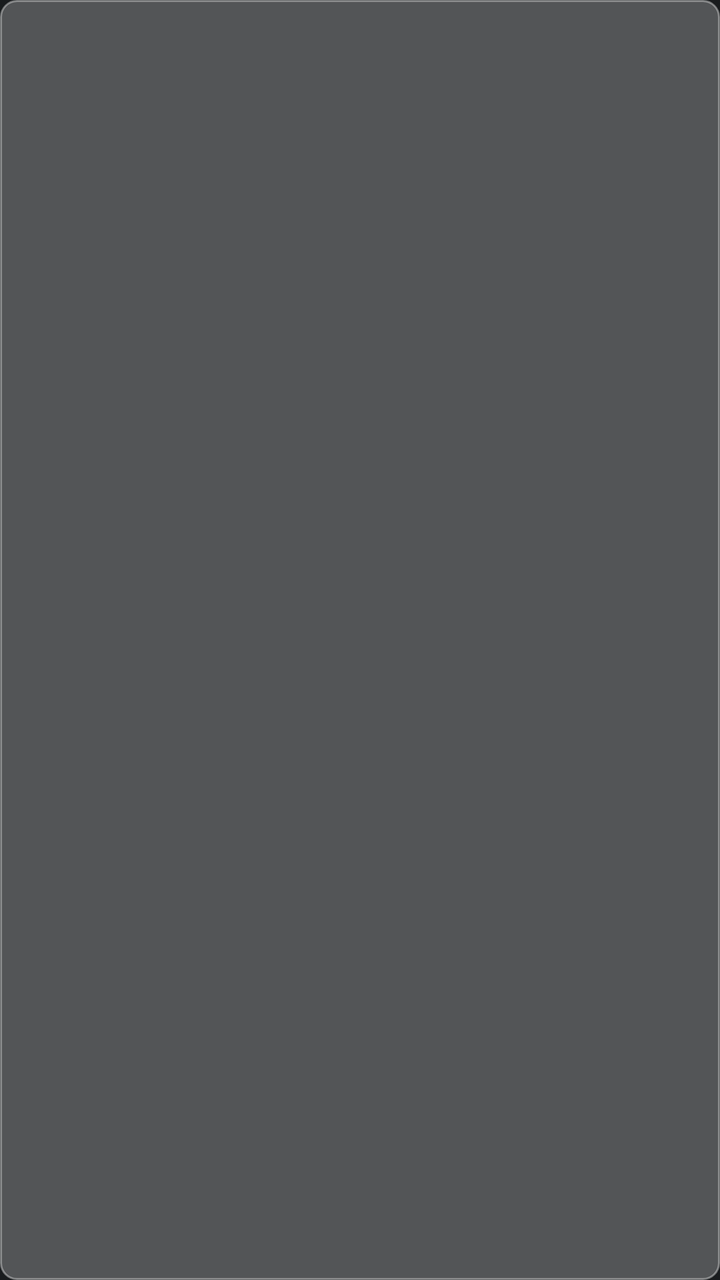
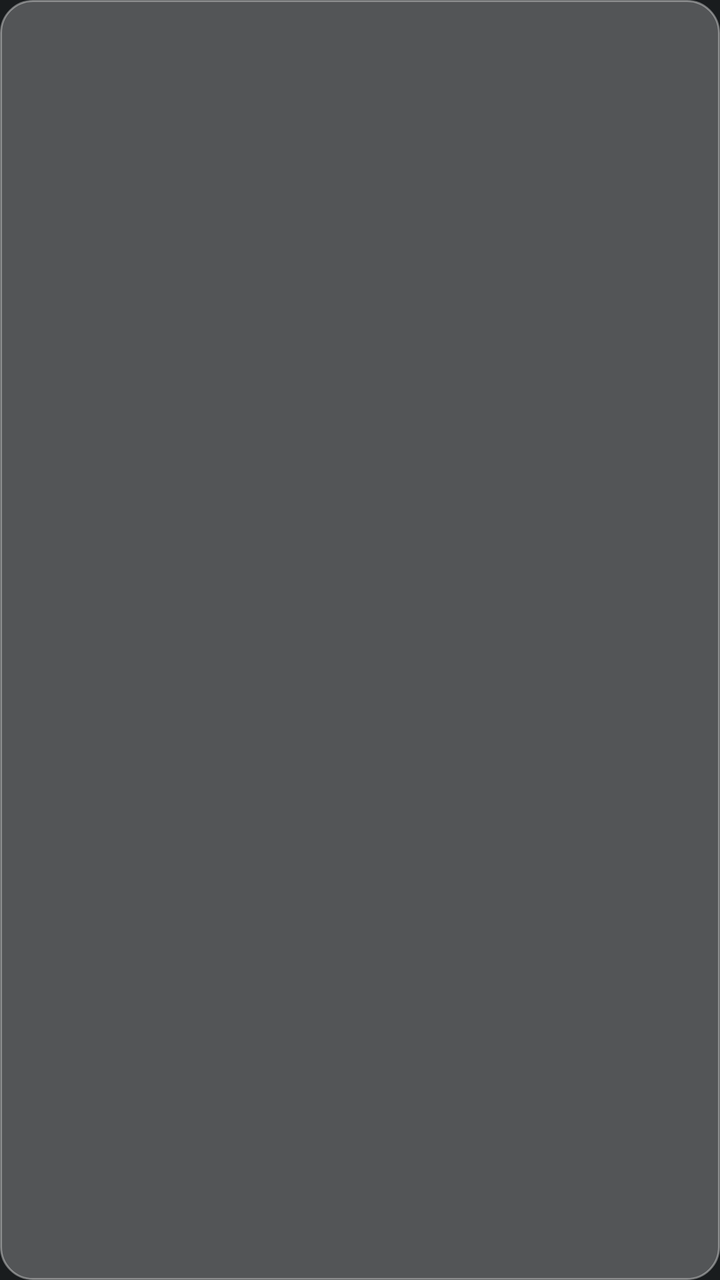

Two renders of the same Android screen: before a commit and after it. Below are the layout's source before the change and the commit's diff.
<!-- AndroidManifest.xml: application theme android:Theme.DeviceDefault -->
<!-- res/layout/widget_item.xml -->
<?xml version="1.0" encoding="utf-8"?>
<LinearLayout xmlns:android="http://schemas.android.com/apk/res/android"
    android:id="@+id/item_container"
    android:layout_width="match_parent"
    android:layout_height="wrap_content"
    android:orientation="vertical"
    android:background="@drawable/glass_background"
    android:padding="12dp"
    android:layout_marginBottom="8dp">

    <TextView
        android:id="@+id/item_time"
        android:layout_width="wrap_content"
        android:layout_height="wrap_content"
        android:textColor="#FFA500"
        android:textSize="12sp"
        android:textStyle="bold"
        android:drawablePadding="6dp" />

    <TextView
        android:id="@+id/item_title"
        android:layout_width="match_parent"
        android:layout_height="wrap_content"
        android:textColor="#FFFFFF"
        android:textSize="16sp"
        android:textStyle="bold"
        android:layout_marginTop="4dp" />

    <TextView
        android:id="@+id/item_summary"
        android:layout_width="match_parent"
        android:layout_height="wrap_content"
        android:textColor="#CCCCCC"
        android:textSize="14sp"
        android:layout_marginTop="6dp"
        android:ellipsize="end"
        android:maxLines="2" />

</LinearLayout>
<!-- resources referenced by this layout -->
<resources>
  <!-- drawable glass_background (drawable) -->
  <?xml version="1.0" encoding="utf-8"?>
  <shape xmlns:android="http://schemas.android.com/apk/res/android">
      <solid android:color="#40FFFFFF"/>
      <corners android:radius="8dp"/>
      <stroke android:width="1dp" android:color="#60FFFFFF"/>
  </shape>
</resources>

<!-- the commit's change to res/layout/widget_item.xml (unified diff, before → after) -->
@@ -5,35 +5,58 @@
     android:layout_height="wrap_content"
     android:orientation="vertical"
     android:background="@drawable/glass_background"
-    android:padding="12dp"
-    android:layout_marginBottom="8dp">
+    android:paddingLeft="12dp"
+    android:paddingRight="12dp"
+    android:paddingTop="6dp"
+    android:paddingBottom="8dp">
 
-    <TextView
-        android:id="@+id/item_time"
-        android:layout_width="wrap_content"
+    
+    <LinearLayout
+        android:layout_width="match_parent"
         android:layout_height="wrap_content"
-        android:textColor="#FFA500"
-        android:textSize="12sp"
-        android:textStyle="bold"
-        android:drawablePadding="6dp" />
+        android:gravity="end"
+        android:layout_marginBottom="0dp">
+        
+        <TextView
+            android:id="@+id/item_tag"
+            android:layout_width="wrap_content"
+            android:layout_height="wrap_content"
+            android:textColor="#FFCA28"
+            android:textSize="10.5sp"
+            android:textStyle="bold"
+            android:includeFontPadding="false" />
+    </LinearLayout>
 
+    
     <TextView
         android:id="@+id/item_title"
         android:layout_width="match_parent"
         android:layout_height="wrap_content"
+        android:layout_marginTop="1dp"
+        android:layout_marginBottom="4dp"
         android:textColor="#FFFFFF"
         android:textSize="16sp"
         android:textStyle="bold"
-        android:layout_marginTop="4dp" />
+        android:includeFontPadding="false"
+        android:lineSpacingExtra="1.5dp" />
 
+    
     <TextView
-        android:id="@+id/item_summary"
+        android:id="@+id/item_en_desc"
         android:layout_width="match_parent"
         android:layout_height="wrap_content"
-        android:textColor="#CCCCCC"
-        android:textSize="14sp"
-        android:layout_marginTop="6dp"
-        android:ellipsize="end"
-        android:maxLines="2" />
+        android:textColor="#000000"
+        android:textSize="12sp"
+        android:lineSpacingExtra="2dp" />
+
+    
+    <TextView
+        android:id="@+id/item_zh_desc"
+        android:layout_width="match_parent"
+        android:layout_height="wrap_content"
+        android:layout_marginTop="2dp"
+        android:textColor="#374151"
+        android:textSize="11sp"
+        android:lineSpacingExtra="1.5dp" />
 
 </LinearLayout>
<!-- resource entries referenced after the edit -->
@@ -4,7 +4,7 @@
   <?xml version="1.0" encoding="utf-8"?>
   <shape xmlns:android="http://schemas.android.com/apk/res/android">
       <solid android:color="#40FFFFFF"/>
-      <corners android:radius="8dp"/>
+      <corners android:radius="16dp"/>
       <stroke android:width="1dp" android:color="#60FFFFFF"/>
   </shape>
 </resources>
